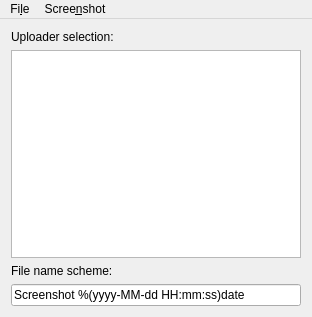
This is mainwindow.ui in ArsenArsen/KShare as Qt 5 draws it before an edit. The edited form follows.
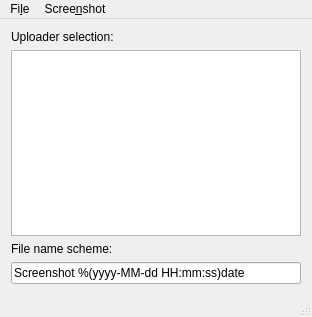
This is the edited form. Icons and pictures are not drawn.

Commit message: Add status bar, customuploader cleanup

What changed in the file:
```diff
--- a/mainwindow.ui
+++ b/mainwindow.ui
@@ -79,6 +79,7 @@
    <addaction name="menuFile"/>
    <addaction name="menuScreenshot"/>
   </widget>
+  <widget class="QStatusBar" name="statusBar"/>
   <action name="actionQuit">
    <property name="text">
     <string>&amp;Quit</string>
```
The commit also changes 4 other files.
